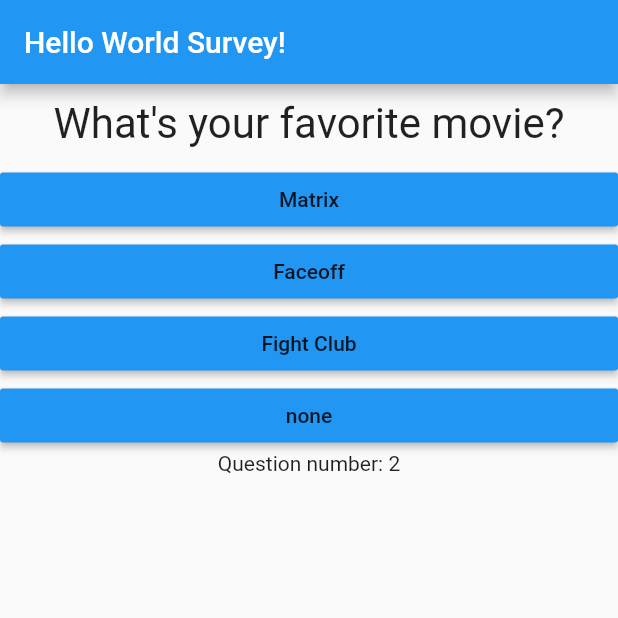
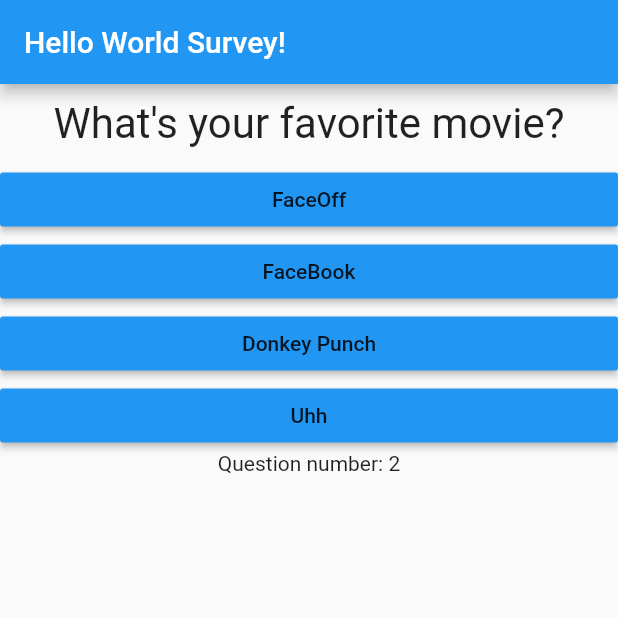
Before and after one commit to EscapeAD/FlutterPlayground, a Flutter app: the screen it shows after launch, after a tap on "Blue", after a tap on "Cat", on a phone screen of 412 x 824 dp, the top half of it. Run offline on Flutter 3.47's test engine with Material 2 defaults, Android fonts, the phone set to English and light mode, and no system bars.

Commit message:
results handling

```diff
--- a/lib/main.dart
+++ b/lib/main.dart
@@ -1,5 +1,6 @@
 import 'package:flutter/material.dart';
 import './quiz.dart';
+import './result.dart';
 
 void main() => runApp(MyApp());
 
@@ -12,26 +13,28 @@ class MyApp extends StatefulWidget {
 
 class _MyAppState extends State<MyApp> {
   int _questionsIndex = 0;
+  int _totalScore = 0;
   final _questions = const [
     {
       'questionText': 'What\'s your favorite colour?',
-      'awnsers': ['Blue', 'Red', 'Black', 'none']
+      'awnsers': [{'text':'Blue', 'score': 1 }, {'text':'Pink', 'score': 2 }, {'text':'White', 'score': 4 }, {'text':'Red', 'score': 3 }]
     },
     {
       'questionText': 'What\'s your favorite animal?',
-      'awnsers': ['Dog', 'Cat', 'Bird', 'none']
+      'awnsers': [{'text':'Dog', 'score': 1 }, {'text':'Cat', 'score': 2 }, {'text':'Bird', 'score': 4 }, {'text':'Bug', 'score': 3 }]
     },
     {
       'questionText': 'What\'s your favorite movie?',
-      'awnsers': ['Matrix', 'Faceoff', 'Fight Club', 'none']
+      'awnsers': [{'text':'FaceOff', 'score': 1 }, {'text':'FaceBook', 'score': 2 }, {'text':'Donkey Punch', 'score': 4 }, {'text':'Uhh', 'score': 3 }]
     },
   ];
 
   @override
   Widget build(BuildContext context) {
-    void _awnserQuestion() {
+    void _awnserQuestion(int score) {
       setState(() {
         _questionsIndex = _questionsIndex < _questions.length ? _questionsIndex + 1 : 0;
+        _totalScore += score;
       });
       print('update index');
     }
@@ -43,7 +46,7 @@ class _MyAppState extends State<MyApp> {
               questions: _questions,
               questionsIndex: _questionsIndex,
               awnserQuestion: _awnserQuestion)
-          : Center(child: Text('You finish Survey!')),
+          : Result(_totalScore),
     ));
   }
 }
--- a/lib/quiz.dart
+++ b/lib/quiz.dart
@@ -14,8 +14,8 @@ class Quiz extends StatelessWidget {
     return Column(
         children: [
           Question(questions[questionsIndex]['questionText']),
-          ...(questions[questionsIndex]['awnsers'] as List<String>).map((userChoice){
-            return Awnser(awnserQuestion, userChoice);
+          ...(questions[questionsIndex]['awnsers'] as List<Map<String, Object>>).map((userChoice){
+            return Awnser(()=>awnserQuestion(userChoice['score']), userChoice['text']);
           }).toList(),
           Text('Question number: $questionsIndex')
         ]);
--- /dev/null
+++ b/lib/result.dart
@@ -0,0 +1,12 @@
+import 'package:flutter/material.dart';
+
+class Result extends StatelessWidget {
+  final int resultScore;
+
+  Result(this.resultScore);
+
+  @override
+  Widget build(BuildContext context) {
+    return Center(child: Text('You did it - $resultScore'));
+  }
+}
```
